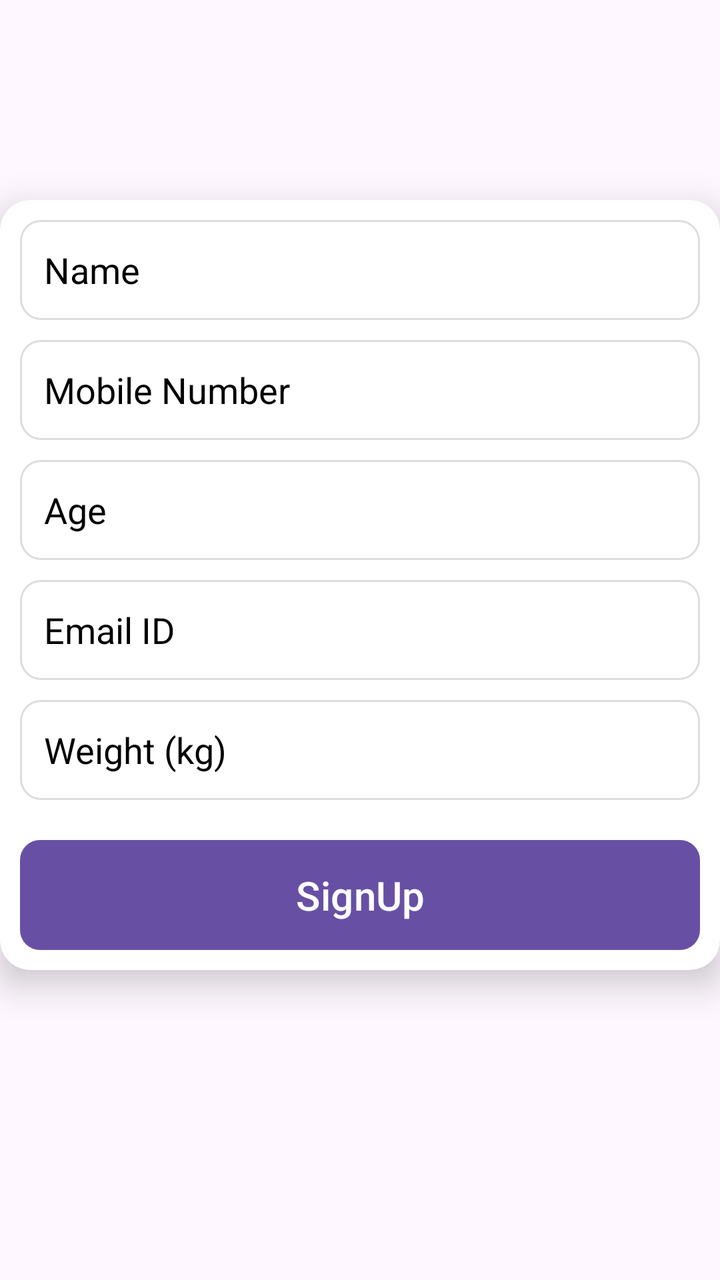
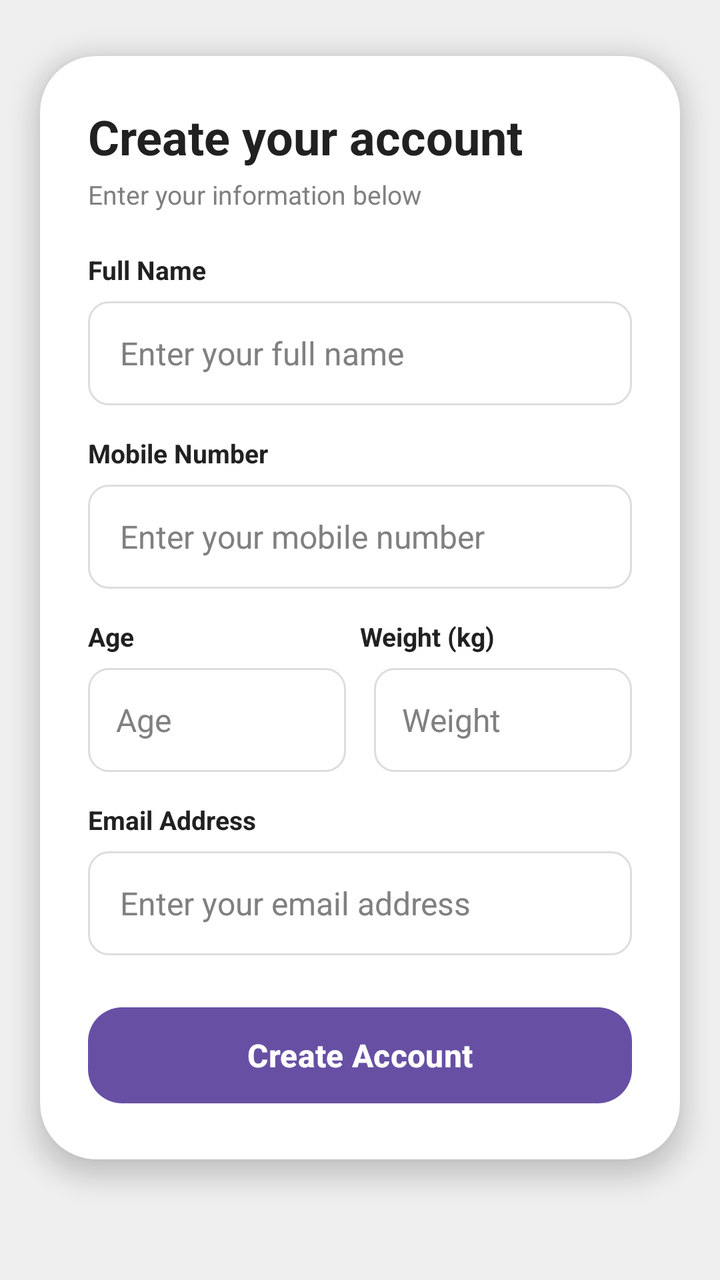

Screens rendered from an Android XML layout before and after an edit, with the pre-edit source and the edit as a unified diff.
<!-- AndroidManifest.xml: application theme Theme.Basic -->
<!-- res/layout/activity_signup.xml -->
<?xml version="1.0" encoding="utf-8"?>
<androidx.constraintlayout.widget.ConstraintLayout
    xmlns:android="http://schemas.android.com/apk/res/android"
    xmlns:app="http://schemas.android.com/apk/res-auto"
    xmlns:tools="http://schemas.android.com/tools"
    android:layout_width="match_parent"
    android:layout_height="match_parent"
    tools:context=".SignupActivity">

    <androidx.cardview.widget.CardView
        android:layout_width="match_parent"
        android:layout_height="wrap_content"
        android:layout_marginTop="100dp"
        app:cardCornerRadius="15dp"
        app:cardElevation="10dp"
        app:cardBackgroundColor="@android:color/white"
        app:layout_constraintTop_toTopOf="parent"
        app:layout_constraintStart_toStartOf="parent"
        app:layout_constraintEnd_toEndOf="parent"
        android:padding="20dp">

        <LinearLayout
            android:layout_width="match_parent"
            android:layout_height="wrap_content"
            android:orientation="vertical"
            android:padding="10dp">

            <EditText
                android:id="@+id/nameField"
                android:layout_width="match_parent"
                android:layout_height="50dp"
                android:hint="Name"
                android:textColorHint="@android:color/black"
                android:textColor="@color/black"
                android:background="@drawable/input_background"
                android:padding="12dp"
                android:textSize="18sp"
                android:layout_marginBottom="10dp"/>

            <EditText
                android:id="@+id/mobileField"
                android:layout_width="match_parent"
                android:layout_height="50dp"
                android:hint="Mobile Number"
                android:inputType="phone"
                android:textColorHint="@android:color/black"
                android:textColor="@color/black"
                android:background="@drawable/input_background"
                android:padding="12dp"
                android:textSize="18sp"
                android:layout_marginBottom="10dp"/>

            <EditText
                android:id="@+id/ageField"
                android:layout_width="match_parent"
                android:layout_height="50dp"
                android:hint="Age"
                android:textColorHint="@android:color/black"
                android:textColor="@color/black"
                android:inputType="number"
                android:background="@drawable/input_background"
                android:padding="12dp"
                android:textSize="18sp"
                android:layout_marginBottom="10dp"/>

            <EditText
                android:id="@+id/emailField"
                android:layout_width="match_parent"
                android:layout_height="50dp"
                android:hint="Email ID"
                android:textColorHint="@android:color/black"
                android:textColor="@color/black"
                android:inputType="textEmailAddress"
                android:background="@drawable/input_background"
                android:padding="12dp"
                android:textSize="18sp"
                android:layout_marginBottom="10dp"/>

            <EditText
                android:id="@+id/weightField"
                android:layout_width="match_parent"
                android:layout_height="50dp"
                android:hint="Weight (kg)"
                android:textColorHint="@android:color/black"
                android:textColor="@color/black"
                android:inputType="numberDecimal"
                android:background="@drawable/input_background"
                android:padding="12dp"
                android:textSize="18sp"
                android:layout_marginBottom="20dp"/>

            <Button
                android:id="@+id/submitButton"
                android:layout_width="match_parent"
                android:layout_height="55dp"
                android:text="SignUp"
                android:textSize="20sp"
                android:background="@drawable/button_background"
                android:textColor="@android:color/white"
                android:elevation="5dp"/>

        </LinearLayout>
    </androidx.cardview.widget.CardView>
</androidx.constraintlayout.widget.ConstraintLayout>
<!-- resources referenced by this layout -->
<resources>
  <color name="black">#000000</color>
  <!-- drawable button_background (drawable) -->
  <?xml version="1.0" encoding="utf-8"?>
  <shape xmlns:android="http://schemas.android.com/apk/res/android" android:shape="rectangle">
      <corners android:radius="10dp"/>
      <gradient
          android:angle="90"
          android:startColor="#ff512f"
          android:endColor="#dd2476"/>
  </shape>
  <!-- drawable input_background (drawable) -->
  <?xml version="1.0" encoding="utf-8"?>
  <shape xmlns:android="http://schemas.android.com/apk/res/android" android:shape="rectangle">
      <corners android:radius="10dp"/>
      <solid android:color="@android:color/white"/>
      <stroke android:width="1dp" android:color="#DDDDDD"/>
  </shape>
  <style name="Theme.Basic" parent="Base.Theme.Basic" />
  <style name="Base.Theme.Basic" parent="Theme.Material3.DayNight.NoActionBar">
          
          
      </style>
</resources>

<!-- the commit's change to res/layout/activity_signup.xml (unified diff, before → after) -->
@@ -5,100 +5,312 @@
     xmlns:tools="http://schemas.android.com/tools"
     android:layout_width="match_parent"
     android:layout_height="match_parent"
+    android:background="@color/background_color"
+    android:fitsSystemWindows="true"
     tools:context=".SignupActivity">
 
+    
     <androidx.cardview.widget.CardView
-        android:layout_width="match_parent"
+        android:id="@+id/signupCard"
+        android:layout_width="0dp"
         android:layout_height="wrap_content"
-        android:layout_marginTop="100dp"
-        app:cardCornerRadius="15dp"
-        app:cardElevation="10dp"
+        android:layout_marginStart="20dp"
+        android:layout_marginTop="28dp"
+        android:layout_marginEnd="20dp"
         app:cardBackgroundColor="@android:color/white"
+        app:cardCornerRadius="28dp"
+        app:cardElevation="7dp"
         app:layout_constraintTop_toTopOf="parent"
         app:layout_constraintStart_toStartOf="parent"
-        app:layout_constraintEnd_toEndOf="parent"
-        android:padding="20dp">
-
+        app:layout_constraintEnd_toEndOf="parent">
+
+        <ScrollView
+            android:layout_width="match_parent"
+            android:layout_height="wrap_content"
+            android:fillViewport="false"
+            android:overScrollMode="never"
+            android:scrollbars="none">
+
+            <LinearLayout
+                android:layout_width="match_parent"
+                android:layout_height="wrap_content"
+                android:orientation="vertical"
+                android:paddingStart="24dp"
+                android:paddingTop="24dp"
+                android:paddingEnd="24dp"
+                android:paddingBottom="24dp">
+
+                
+                <TextView
+                    android:layout_width="wrap_content"
+                    android:layout_height="wrap_content"
+                    android:text="Create your account"
+                    android:textColor="@color/text_color"
+                    android:textSize="24sp"
+                    android:textStyle="bold" />
+
+                <TextView
+                    android:layout_width="wrap_content"
+                    android:layout_height="wrap_content"
+                    android:layout_marginTop="4dp"
+                    android:layout_marginBottom="20dp"
+                    android:text="Enter your information below"
+                    android:textColor="@color/gray"
+                    android:textSize="13sp" />
+
+                
+                <TextView
+                    android:layout_width="match_parent"
+                    android:layout_height="wrap_content"
+                    android:text="Full Name"
+                    android:textColor="@color/text_color"
+                    android:textSize="13sp"
+                    android:textStyle="bold" />
+
+                <EditText
+                    android:id="@+id/nameField"
+                    android:layout_width="match_parent"
+                    android:layout_height="52dp"
+                    android:layout_marginTop="7dp"
+                    android:layout_marginBottom="15dp"
+                    android:background="@drawable/input_background"
+                    android:hint="Enter your full name"
+                    android:inputType="textPersonName"
+                    android:digits="abcdefghijklmnopqrstuvwxyzABCDEFGHIJKLMNOPQRSTUVWXYZ "
+                    android:paddingStart="16dp"
+                    android:paddingEnd="16dp"
+                    android:textColor="@color/black"
+                    android:textColorHint="@color/gray"
+                    android:textSize="16sp" />
+
+                
+                <TextView
+                    android:layout_width="match_parent"
+                    android:layout_height="wrap_content"
+                    android:text="Mobile Number"
+                    android:textColor="@color/text_color"
+                    android:textSize="13sp"
+                    android:textStyle="bold" />
+
+                <EditText
+                    android:id="@+id/mobileField"
+                    android:layout_width="match_parent"
+                    android:layout_height="52dp"
+                    android:layout_marginTop="7dp"
+                    android:layout_marginBottom="15dp"
+                    android:background="@drawable/input_background"
+                    android:hint="Enter your mobile number"
+                    android:inputType="number"
+                    android:digits="0123456789"
+                    android:maxLength="10"
+                    android:paddingStart="16dp"
+                    android:paddingEnd="16dp"
+                    android:textColor="@color/black"
+                    android:textColorHint="@color/gray"
+                    android:textSize="16sp" />
+
+                
+                <LinearLayout
+                    android:layout_width="match_parent"
+                    android:layout_height="wrap_content"
+                    android:orientation="horizontal">
+
+                    
+                    <LinearLayout
+                        android:layout_width="0dp"
+                        android:layout_height="wrap_content"
+                        android:layout_weight="1"
+                        android:orientation="vertical">
+
+                        <TextView
+                            android:layout_width="match_parent"
+                            android:layout_height="wrap_content"
+                            android:text="Age"
+                            android:textColor="@color/text_color"
+                            android:textSize="13sp"
+                            android:textStyle="bold" />
+
+                        <EditText
+                            android:id="@+id/ageField"
+                            android:layout_width="match_parent"
+                            android:layout_height="52dp"
+                            android:layout_marginTop="7dp"
+                            android:layout_marginEnd="7dp"
+                            android:background="@drawable/input_background"
+                            android:hint="Age"
+                            android:inputType="number"
+                            android:digits="0123456789"
+                            android:maxLength="3"
+                            android:paddingStart="14dp"
+                            android:paddingEnd="14dp"
+                            android:textColor="@color/black"
+                            android:textColorHint="@color/gray"
+                            android:textSize="16sp" />
+
+                    </LinearLayout>
+
+                    
+                    <LinearLayout
+                        android:layout_width="0dp"
+                        android:layout_height="wrap_content"
+                        android:layout_weight="1"
+                        android:orientation="vertical">
+
+                        <TextView
+                            android:layout_width="match_parent"
+                            android:layout_height="wrap_content"
+                            android:text="Weight (kg)"
+                            android:textColor="@color/text_color"
+                            android:textSize="13sp"
+                            android:textStyle="bold" />
+
+                        <EditText
+                            android:id="@+id/weightField"
+                            android:layout_width="match_parent"
+                            android:layout_height="52dp"
+                            android:layout_marginTop="7dp"
+                            android:layout_marginStart="7dp"
+                            android:background="@drawable/input_background"
+                            android:hint="Weight"
+                            android:inputType="number"
+                            android:digits="0123456789"
+                            android:maxLength="3"
+                            android:paddingStart="14dp"
+                            android:paddingEnd="14dp"
+                            android:textColor="@color/black"
+                            android:textColorHint="@color/gray"
+                            android:textSize="16sp" />
+
+                    </LinearLayout>
+
+                </LinearLayout>
+
+                
+                <TextView
+                    android:layout_width="match_parent"
+                    android:layout_height="wrap_content"
+                    android:layout_marginTop="15dp"
+                    android:text="Email Address"
+                    android:textColor="@color/text_color"
+                    android:textSize="13sp"
+                    android:textStyle="bold" />
+
+                <EditText
+                    android:id="@+id/emailField"
+                    android:layout_width="match_parent"
+                    android:layout_height="52dp"
+                    android:layout_marginTop="7dp"
+                    android:layout_marginBottom="22dp"
+                    android:background="@drawable/input_background"
+                    android:hint="Enter your email address"
+                    android:inputType="textEmailAddress"
+                    android:paddingStart="16dp"
+                    android:paddingEnd="16dp"
+                    android:textColor="@color/black"
+                    android:textColorHint="@color/gray"
+                    android:textSize="16sp" />
+
+                
+                <com.google.android.material.button.MaterialButton
+                    android:id="@+id/submitButton"
+                    android:layout_width="match_parent"
+                    android:layout_height="56dp"
+                    android:text="Create Account"
+                    android:textAllCaps="false"
+                    android:textSize="16sp"
+                    android:textStyle="bold"
+                    app:cornerRadius="17dp" />
+
+            </LinearLayout>
+
+        </ScrollView>
+
+    </androidx.cardview.widget.CardView>
+
+
+    
+    <LinearLayout
+        android:id="@+id/lowerFitnessSection"
+        android:layout_width="0dp"
+        android:layout_height="0dp"
+        android:orientation="vertical"
+        android:gravity="center"
+        android:paddingStart="24dp"
+        android:paddingTop="18dp"
+        android:paddingEnd="24dp"
+        android:paddingBottom="24dp"
+        app:layout_constraintTop_toBottomOf="@id/signupCard"
+        app:layout_constraintBottom_toBottomOf="parent"
+        app:layout_constraintStart_toStartOf="parent"
+        app:layout_constraintEnd_toEndOf="parent">
+
+        
         <LinearLayout
-            android:layout_width="match_parent"
-            android:layout_height="wrap_content"
-            android:orientation="vertical"
-            android:padding="10dp">
-
-            <EditText
-                android:id="@+id/nameField"
-                android:layout_width="match_parent"
-                android:layout_height="50dp"
-                android:hint="Name"
-                android:textColorHint="@android:color/black"
-                android:textColor="@color/black"
-                android:background="@drawable/input_background"
-                android:padding="12dp"
-                android:textSize="18sp"
-                android:layout_marginBottom="10dp"/>
-
-            <EditText
-                android:id="@+id/mobileField"
-                android:layout_width="match_parent"
-                android:layout_height="50dp"
-                android:hint="Mobile Number"
-                android:inputType="phone"
-                android:textColorHint="@android:color/black"
-                android:textColor="@color/black"
-                android:background="@drawable/input_background"
-                android:padding="12dp"
-                android:textSize="18sp"
-                android:layout_marginBottom="10dp"/>
-
-            <EditText
-                android:id="@+id/ageField"
-                android:layout_width="match_parent"
-                android:layout_height="50dp"
-                android:hint="Age"
-                android:textColorHint="@android:color/black"
-                android:textColor="@color/black"
-                android:inputType="number"
-                android:background="@drawable/input_background"
-                android:padding="12dp"
-                android:textSize="18sp"
-                android:layout_marginBottom="10dp"/>
-
-            <EditText
-                android:id="@+id/emailField"
-                android:layout_width="match_parent"
-                android:layout_height="50dp"
-                android:hint="Email ID"
-                android:textColorHint="@android:color/black"
-                android:textColor="@color/black"
-                android:inputType="textEmailAddress"
-                android:background="@drawable/input_background"
-                android:padding="12dp"
-                android:textSize="18sp"
-                android:layout_marginBottom="10dp"/>
-
-            <EditText
-                android:id="@+id/weightField"
-                android:layout_width="match_parent"
-                android:layout_height="50dp"
-                android:hint="Weight (kg)"
-                android:textColorHint="@android:color/black"
-                android:textColor="@color/black"
-                android:inputType="numberDecimal"
-                android:background="@drawable/input_background"
-                android:padding="12dp"
-                android:textSize="18sp"
-                android:layout_marginBottom="20dp"/>
-
-            <Button
-                android:id="@+id/submitButton"
-                android:layout_width="match_parent"
-                android:layout_height="55dp"
-                android:text="SignUp"
-                android:textSize="20sp"
-                android:background="@drawable/button_background"
-                android:textColor="@android:color/white"
-                android:elevation="5dp"/>
+            android:layout_width="wrap_content"
+            android:layout_height="wrap_content"
+            android:orientation="horizontal"
+            android:gravity="center">
+
+            <View
+                android:layout_width="32dp"
+                android:layout_height="2dp"
+                android:background="@color/buttonBackground" />
+
+            <View
+                android:layout_width="7dp"
+                android:layout_height="7dp"
+                android:layout_marginStart="8dp"
+                android:layout_marginEnd="8dp"
+                android:background="@drawable/circle_accent" />
+
+            <View
+                android:layout_width="32dp"
+                android:layout_height="2dp"
+                android:background="@color/buttonBackground" />
 
         </LinearLayout>
-    </androidx.cardview.widget.CardView>
+
+        
+        <TextView
+            android:layout_width="wrap_content"
+            android:layout_height="wrap_content"
+            android:layout_marginTop="14dp"
+            android:text="Your journey starts here."
+            android:textColor="@color/text_color"
+            android:textSize="18sp"
+            android:textStyle="bold" />
+
+        <TextView
+            android:layout_width="300dp"
+            android:layout_height="wrap_content"
+            android:layout_marginTop="6dp"
+            android:gravity="center"
+            android:text="Move better. Feel better. Live better."
+            android:textColor="@color/gray"
+            android:textSize="13sp" />
+
+        
+        <TextView
+            android:layout_width="wrap_content"
+            android:layout_height="wrap_content"
+            android:layout_marginTop="18dp"
+            android:text="WORKOUTS   •   GOALS   •   PROGRESS"
+            android:textColor="@color/buttonBackground"
+            android:textSize="12sp"
+            android:textStyle="bold"
+            android:letterSpacing="0.08" />
+
+        
+        <TextView
+            android:layout_width="wrap_content"
+            android:layout_height="wrap_content"
+            android:layout_marginTop="16dp"
+            android:text="FITNESS WORLD"
+            android:textColor="@color/buttonBackground"
+            android:textSize="12sp"
+            android:textStyle="bold"
+            android:letterSpacing="0.18" />
+
+    </LinearLayout>
+
 </androidx.constraintlayout.widget.ConstraintLayout>
<!-- resource entries referenced after the edit -->
@@ -1,14 +1,17 @@
 <!-- resources referenced by this layout -->
 <resources>
+  <color name="background_color">#EFEFEF</color>
   <color name="black">#000000</color>
-  <!-- drawable button_background (drawable) -->
+  <color name="buttonBackground">#00796B</color>
+  <color name="gray">#808080</color>
+  <color name="text_color">#212121</color>
+  <!-- drawable circle_accent (drawable) -->
   <?xml version="1.0" encoding="utf-8"?>
-  <shape xmlns:android="http://schemas.android.com/apk/res/android" android:shape="rectangle">
-      <corners android:radius="10dp"/>
-      <gradient
-          android:angle="90"
-          android:startColor="#ff512f"
-          android:endColor="#dd2476"/>
+  <shape xmlns:android="http://schemas.android.com/apk/res/android"
+      android:shape="oval">
+  
+      <solid android:color="@color/buttonBackground" />
+  
   </shape>
   <!-- drawable input_background (drawable) -->
   <?xml version="1.0" encoding="utf-8"?>
